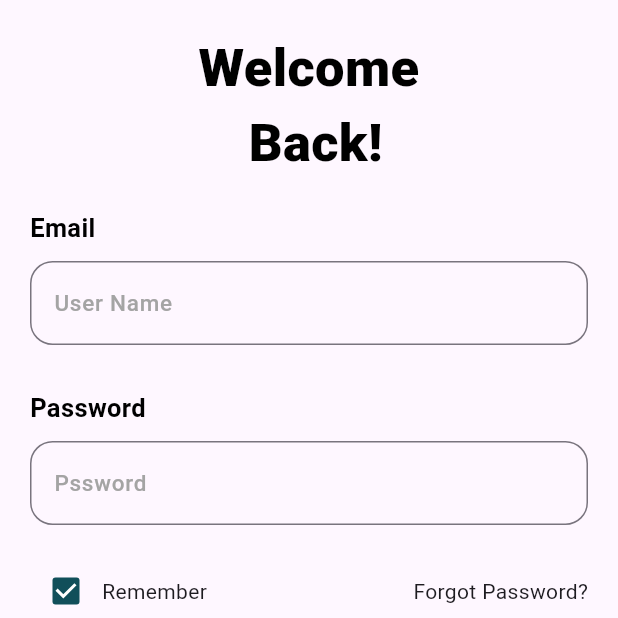
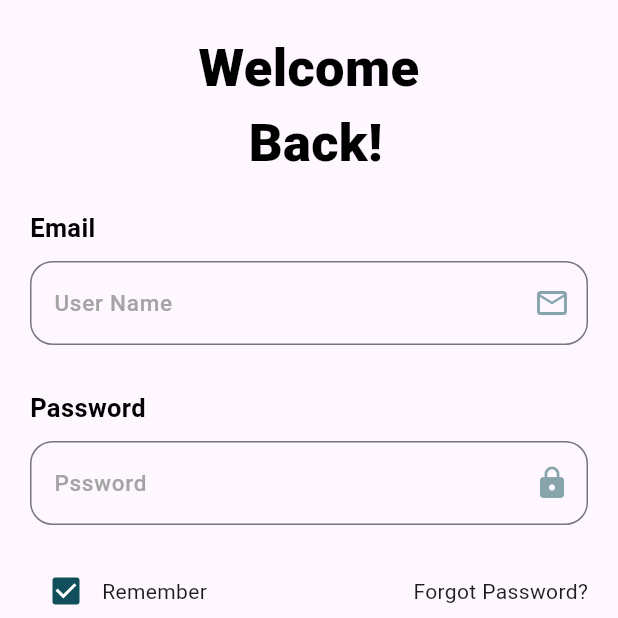
Before and after one commit to muhammed-aslam-pm/Hostel-Manager, a Flutter app: the LoginScreen screen opened directly, on a phone screen of 412 x 824 dp, the top half of it. Run offline on Flutter 3.47's test engine with Material 3 defaults, Android fonts, the phone set to English and light mode, and no system bars; our stand-ins replace smooth_page_indicator.

Commit message:
login screen updated

```diff
--- a/lib/view/login_and_register_screens/login_screen.dart
+++ b/lib/view/login_and_register_screens/login_screen.dart
@@ -56,6 +56,10 @@ class LoginScreen extends StatelessWidget {
                         fontSize: 15,
                         color: ColorConstants.colorGrey,
                         fontWeight: FontWeight.w500),
+                    suffixIcon: Icon(
+                      Icons.email_outlined,
+                      color: ColorConstants.primaryColor.withOpacity(0.5),
+                    ),
                   ),
                 ),
                 SizedBox(
@@ -90,6 +94,10 @@ class LoginScreen extends StatelessWidget {
                         fontSize: 15,
                         color: ColorConstants.colorGrey,
                         fontWeight: FontWeight.w500),
+                    suffixIcon: Icon(
+                      Icons.lock,
+                      color: ColorConstants.primaryColor.withOpacity(0.5),
+                    ),
                   ),
                 ),
                 SizedBox(
```
